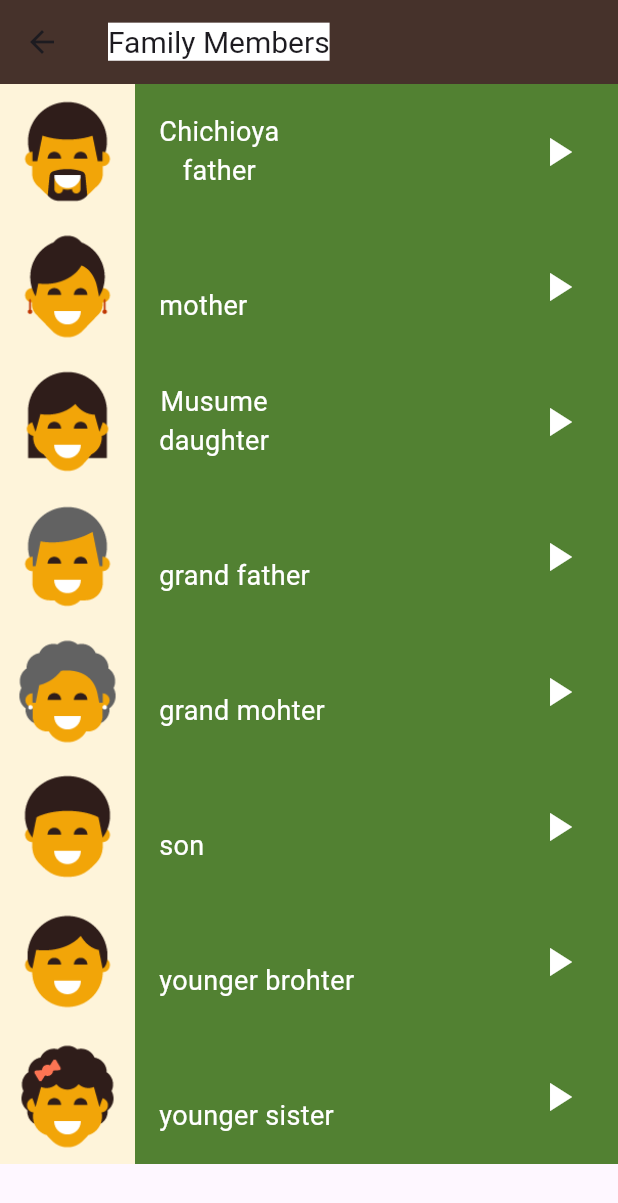
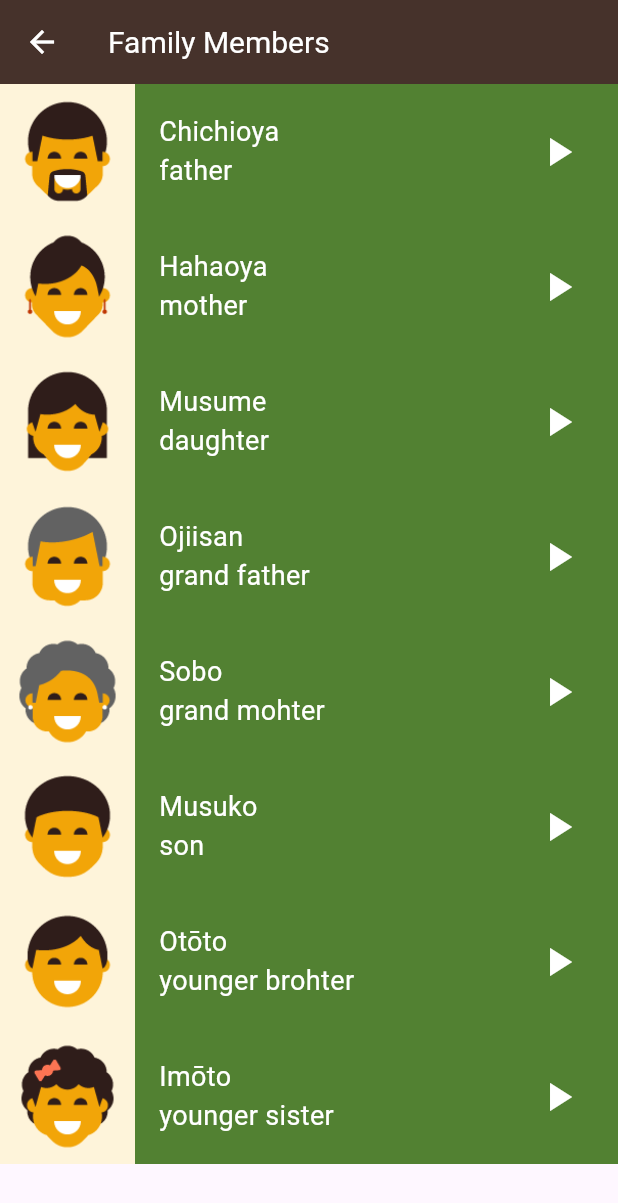
Before and after one commit to malakktamer/Toku-App, a Flutter app: the FamilyMembersPage screen opened directly, on a phone screen of 412 x 824 dp. Shown: the top 1203 px of the screen. Run offline on Flutter 3.47's test engine with Material 3 defaults, Android fonts, the phone set to English and light mode, and no system bars.

Commit message:
fix audio

```diff
--- a/lib/components/item.dart
+++ b/lib/components/item.dart
@@ -21,6 +21,8 @@ class Item extends StatelessWidget {
             padding: const EdgeInsets.only(left: 16),
             child: Column(
               mainAxisAlignment: MainAxisAlignment.center,
+              crossAxisAlignment: CrossAxisAlignment.start,
+
               children: [
                 Text(
                   number.jpName ?? '',
--- a/lib/screens/family_members.dart
+++ b/lib/screens/family_members.dart
@@ -14,7 +14,7 @@ class FamilyMembersPage extends StatelessWidget {
     Number(
       sound: 'sounds/family_members/mother.wav',
       image: 'assets/images/family_members/family_mother.png',
-      jpName: '',
+      jpName: 'Hahaoya',
       enName: 'mother',
     ),
     Number(
@@ -26,32 +26,32 @@ class FamilyMembersPage extends StatelessWidget {
     Number(
       sound: 'sounds/family_members/grand father.wav',
       image: 'assets/images/family_members/family_grandfather.png',
-      jpName: '',
+      jpName: 'Ojiisan',
       enName: 'grand father',
     ),
     Number(
       sound: 'sounds/family_members/grand mother.wav',
       image: 'assets/images/family_members/family_grandmother.png',
-      jpName: '',
+      jpName: 'Sobo',
       enName: 'grand mohter',
     ),
 
     Number(
       sound: 'sounds/family_members/son.wav',
       image: 'assets/images/family_members/family_son.png',
-      jpName: '',
+      jpName: 'Musuko',
       enName: 'son',
     ),
     Number(
       sound: 'sounds/family_members/younger brohter.wav',
       image: 'assets/images/family_members/family_younger_brother.png',
-      jpName: '',
+      jpName: 'Otōto',
       enName: 'younger brohter',
     ),
     Number(
       sound: 'sounds/family_members/younger sister.wav',
       image: 'assets/images/family_members/family_younger_sister.png',
-      jpName: '',
+      jpName: 'Imōto',
       enName: 'younger sister',
     ),
   ];
@@ -63,8 +63,9 @@ class FamilyMembersPage extends StatelessWidget {
         backgroundColor: Color(0xff46322B),
         title: Text(
           'Family Members',
-          style: TextStyle(fontSize: 20, backgroundColor: Colors.white),
+          style: TextStyle(fontSize: 20, color: Colors.white),
         ),
+        foregroundColor: Colors.white,
       ),
       body: ListView.builder(
         itemCount: numbers.length,
--- a/lib/screens/numbers_page.dart
+++ b/lib/screens/numbers_page.dart
@@ -74,8 +74,9 @@ class NumbersPage extends StatelessWidget {
         backgroundColor: Color(0xff46322B),
         title: Text(
           'Numbers',
-          style: TextStyle(fontSize: 20, backgroundColor: Colors.white),
+          style: TextStyle(fontSize: 20, color: Colors.white),
         ),
+        foregroundColor: Colors.white,
       ),
       body: ListView.builder(
         itemCount: numbers.length,
--- a/pubspec.yaml
+++ b/pubspec.yaml
@@ -62,6 +62,9 @@ flutter:
     - assets/images/numbers/
     - assets/images/family_members/
     - assets/images/colors/
+    - assets/sounds/numbers/
+    - assets/sounds/family_members/
+    - assets/sounds/colors/
 
   # An image asset can refer to one or more resolution-specific "variants", see
   # https://flutter.dev/to/resolution-aware-images
```
Also changed, not shown: 6 other files.
